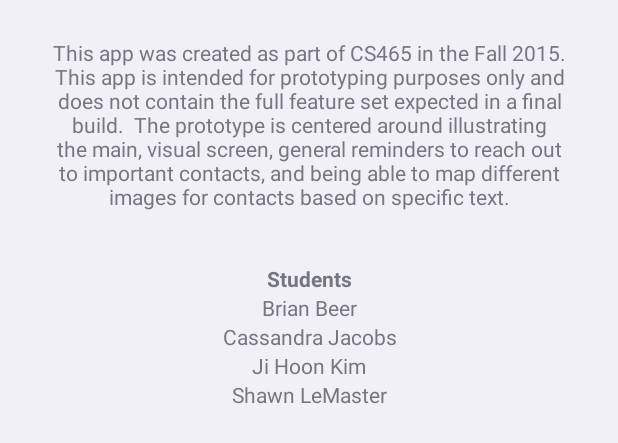
After one commit to csjacob2/cs465-F2015, an Android app: the layout app_about_layout.xml on its own in the app's theme, with its tools: preview values and no code run, on a phone screen of 412 x 824 dp. The commit adds this screen. Shown: the top 443 px of the screen. Run offline under Robolectric (Android 15) with nearby library versions, the phone set to English and light mode, and no system bars.

Commit message:
added settings, about, functionality, and user profile pic functionality

```diff
--- a/CS465Messager/app/src/main/java/com/messager/og2/cs465/cs465messager/Constants.java
+++ b/CS465Messager/app/src/main/java/com/messager/og2/cs465/cs465messager/Constants.java
@@ -10,4 +10,6 @@ public class Constants {
             "Co-Workers",
             "+ Create Group..."
     };
+
+    public static SavedSettings appSettings = new SavedSettings();
 }
--- /dev/null
+++ b/CS465Messager/app/src/main/res/layout/app_about_layout.xml
@@ -0,0 +1,52 @@
+<?xml version="1.0" encoding="utf-8"?>
+<LinearLayout xmlns:android="http://schemas.android.com/apk/res/android"
+    android:layout_width="match_parent" android:layout_height="match_parent"
+    android:orientation="vertical"
+    >
+    <TextView
+        android:layout_width="match_parent"
+        android:layout_height="wrap_content"
+        android:textAlignment="center"
+        android:text="This app was created as part of CS465 in the Fall 2015.  This app is intended for prototyping purposes only and does not contain the full feature set expected in a final build.  The prototype is centered around illustrating the main, visual screen, general reminders to reach out to important contacts, and being able to map different images for contacts based on specific text."
+        android:gravity="center"
+        android:layout_margin="25dp"
+        />
+    <LinearLayout
+        android:layout_width="match_parent"
+        android:layout_height="wrap_content"
+        android:orientation="vertical"
+        android:layout_margin="10dp"
+        >
+        <TextView
+            android:layout_width="match_parent"
+            android:layout_height="wrap_content"
+            android:textAlignment="center"
+            android:gravity="center"
+            android:textStyle="bold"
+            android:text="Students"/>
+        <TextView
+            android:layout_width="match_parent"
+            android:layout_height="wrap_content"
+            android:textAlignment="center"
+            android:gravity="center"
+            android:text="Brian Beer"/>
+        <TextView
+            android:layout_width="match_parent"
+            android:layout_height="wrap_content"
+            android:textAlignment="center"
+            android:gravity="center"
+            android:text="Cassandra Jacobs"/>
+        <TextView
+            android:layout_width="match_parent"
+            android:layout_height="wrap_content"
+            android:textAlignment="center"
+            android:gravity="center"
+            android:text="Ji Hoon Kim"/>
+        <TextView
+            android:layout_width="match_parent"
+            android:layout_height="wrap_content"
+            android:textAlignment="center"
+            android:gravity="center"
+            android:text="Shawn LeMaster"/>
+    </LinearLayout>
+</LinearLayout>
--- a/CS465Messager/app/src/main/res/menu/menu_main.xml
+++ b/CS465Messager/app/src/main/res/menu/menu_main.xml
@@ -2,6 +2,5 @@
     xmlns:tools="http://schemas.android.com/tools" tools:context=".MainActivity">
     <item android:id="@+id/action_settings" android:title="@string/action_settings"/>
     <item android:id="@+id/action_addcontact" android:title="Add Contact"/>
-    <item android:id="@+id/action_setreminder" android:title="Set Reminder"/>
     <item android:id="@+id/action_about" android:title="About"/>
 </menu>
--- a/CS465Messager/app/src/main/res/values-large/refs.xml
+++ b/CS465Messager/app/src/main/res/values-large/refs.xml
@@ -1,10 +1,10 @@
 <resources>
 
     <!--
-    Layout alias to replace the single-pane version of the layout with a
+    Layout alias to replace the single-pane version of the app_settings_layout with a
     two-pane version on Large screens.
 
-    For more on layout aliases, see:
+    For more on app_settings_layout aliases, see:
     http://developer.android.com/training/multiscreen/screensizes.html#TaskUseAliasFilters
     -->
 </resources>
--- a/CS465Messager/app/src/main/res/values-sw600dp/refs.xml
+++ b/CS465Messager/app/src/main/res/values-sw600dp/refs.xml
@@ -1,10 +1,10 @@
 <resources>
 
     <!--
-    Layout alias to replace the single-pane version of the layout with a
+    Layout alias to replace the single-pane version of the app_settings_layout with a
     two-pane version on Large screens.
 
-    For more on layout aliases, see:
+    For more on app_settings_layout aliases, see:
     http://developer.android.com/training/multiscreen/screensizes.html#TaskUseAliasFilters
     -->
 
--- a/CS465Messager/app/src/main/res/values/refs.xml
+++ b/CS465Messager/app/src/main/res/values/refs.xml
@@ -1,10 +1,10 @@
 <resources>
 
     <!--
-    Layout alias to replace the single-pane version of the layout with a
+    Layout alias to replace the single-pane version of the app_settings_layout with a
     two-pane version on Large screens.
 
-    For more on layout aliases, see:
+    For more on app_settings_layout aliases, see:
     http://developer.android.com/training/multiscreen/screensizes.html#TaskUseAliasFilters
     -->
 
```
Also changed, not shown: CS465Messager/app/src/main/java/com/messager/og2/cs465/cs465messager/AppAboutDialog.java (added, +48 -0 lines), CS465Messager/app/src/main/java/com/messager/og2/cs465/cs465messager/AppSettingsDialog.java (added, +94 -0 lines), CS465Messager/app/src/main/java/com/messager/og2/cs465/cs465messager/ContactSettingsActivity.java (+7 -2 lines), CS465Messager/app/src/main/java/com/messager/og2/cs465/cs465messager/MainActivity.java (+71 -1 lines), CS465Messager/app/src/main/java/com/messager/og2/cs465/cs465messager/SavedSettings.java (added, +12 -0 lines), CS465Messager/app/src/main/res/layout/activity_contact_settings.xml (+7 -0 lines), CS465Messager/app/src/main/res/layout/activity_main.xml (+6 -4 lines), CS465Messager/app/src/main/res/layout/app_settings_layout.xml (added, +69 -0 lines).
